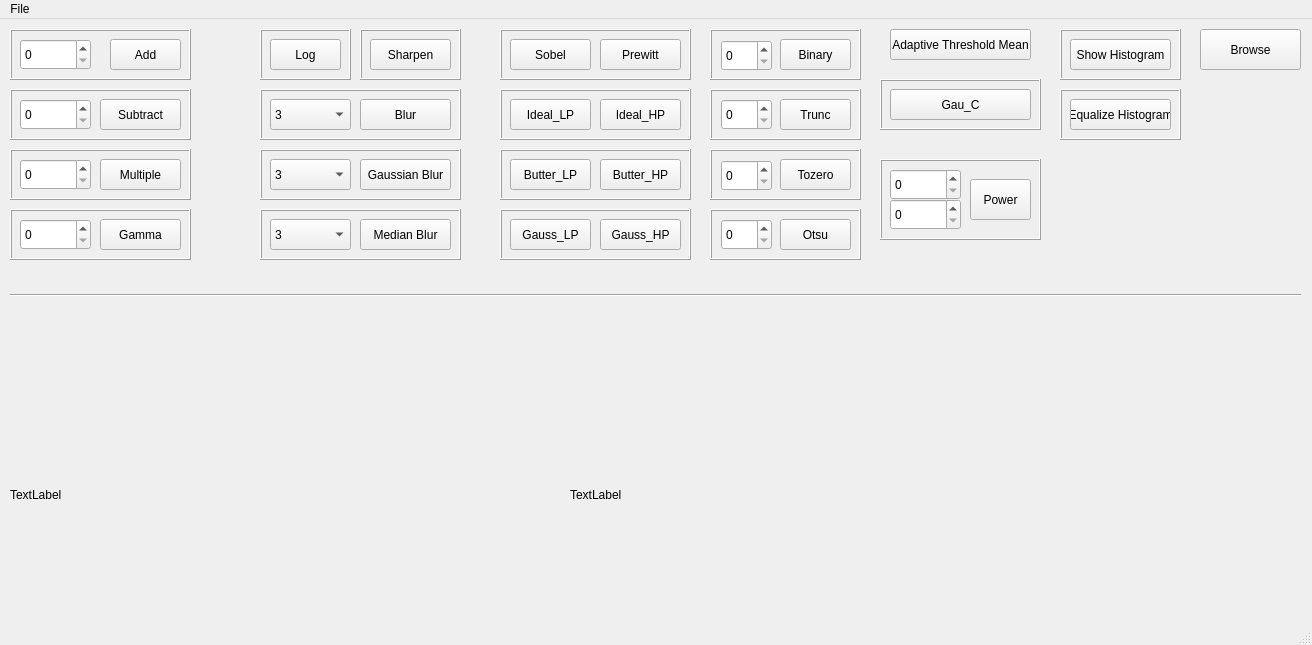
Above: Exercise/XLA/mid.ui from LHKode/Image-Processing before the change. Below: the same form after it.
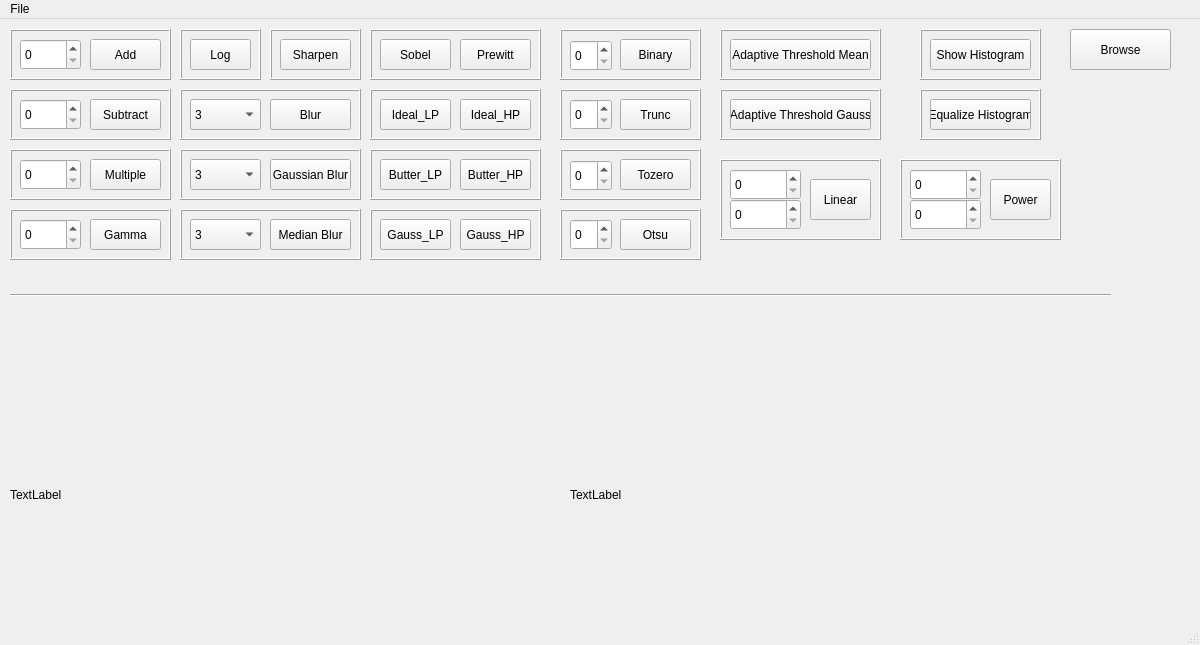
That is the form after the change.

Commit message: Add linear function

```diff
--- a/Exercise/XLA/mid.ui
+++ b/Exercise/XLA/mid.ui
@@ -6,7 +6,7 @@
    <rect>
     <x>0</x>
     <y>0</y>
-    <width>1312</width>
+    <width>1200</width>
     <height>645</height>
    </rect>
   </property>
@@ -23,7 +23,7 @@
    <widget class="QPushButton" name="browseBtn">
     <property name="geometry">
      <rect>
-      <x>1200</x>
+      <x>1070</x>
       <y>10</y>
       <width>101</width>
       <height>41</height>
@@ -82,7 +82,7 @@
      <rect>
       <x>10</x>
       <y>266</y>
-      <width>1291</width>
+      <width>1101</width>
       <height>20</height>
      </rect>
     </property>
@@ -95,7 +95,7 @@
      <rect>
       <x>10</x>
       <y>10</y>
-      <width>181</width>
+      <width>161</width>
       <height>51</height>
      </rect>
     </property>
@@ -119,7 +119,7 @@
      <rect>
       <x>20</x>
       <y>20</y>
-      <width>71</width>
+      <width>61</width>
       <height>31</height>
      </rect>
     </property>
@@ -130,7 +130,7 @@
    <widget class="QPushButton" name="addBtn">
     <property name="geometry">
      <rect>
-      <x>110</x>
+      <x>90</x>
       <y>20</y>
       <width>71</width>
       <height>31</height>
@@ -143,7 +143,7 @@
    <widget class="QLabel" name="label_7">
     <property name="geometry">
      <rect>
-      <x>1060</x>
+      <x>920</x>
       <y>10</y>
       <width>121</width>
       <height>51</height>
@@ -167,7 +167,7 @@
    <widget class="QPushButton" name="plotHistBtn">
     <property name="geometry">
      <rect>
-      <x>1070</x>
+      <x>930</x>
       <y>20</y>
       <width>101</width>
       <height>31</height>
@@ -180,9 +180,9 @@
    <widget class="QLabel" name="label_8">
     <property name="geometry">
      <rect>
-      <x>260</x>
+      <x>180</x>
       <y>130</y>
-      <width>201</width>
+      <width>181</width>
       <height>51</height>
      </rect>
     </property>
@@ -204,9 +204,9 @@
    <widget class="QLabel" name="label_9">
     <property name="geometry">
      <rect>
-      <x>260</x>
+      <x>180</x>
       <y>70</y>
-      <width>201</width>
+      <width>181</width>
       <height>51</height>
      </rect>
     </property>
@@ -228,7 +228,7 @@
    <widget class="QLabel" name="label_10">
     <property name="geometry">
      <rect>
-      <x>1060</x>
+      <x>920</x>
       <y>70</y>
       <width>121</width>
       <height>51</height>
@@ -252,7 +252,7 @@
    <widget class="QPushButton" name="equalHistBtn">
     <property name="geometry">
      <rect>
-      <x>1070</x>
+      <x>930</x>
       <y>80</y>
       <width>101</width>
       <height>31</height>
@@ -267,7 +267,7 @@
      <rect>
       <x>10</x>
       <y>70</y>
-      <width>181</width>
+      <width>161</width>
       <height>51</height>
      </rect>
     </property>
@@ -291,7 +291,7 @@
      <rect>
       <x>20</x>
       <y>80</y>
-      <width>71</width>
+      <width>61</width>
       <height>31</height>
      </rect>
     </property>
@@ -302,9 +302,9 @@
    <widget class="QPushButton" name="subBtn">
     <property name="geometry">
      <rect>
-      <x>100</x>
+      <x>90</x>
       <y>80</y>
-      <width>81</width>
+      <width>71</width>
       <height>31</height>
      </rect>
     </property>
@@ -317,7 +317,7 @@
      <rect>
       <x>10</x>
       <y>130</y>
-      <width>181</width>
+      <width>161</width>
       <height>51</height>
      </rect>
     </property>
@@ -341,7 +341,7 @@
      <rect>
       <x>20</x>
       <y>140</y>
-      <width>71</width>
+      <width>61</width>
       <height>31</height>
      </rect>
     </property>
@@ -352,9 +352,9 @@
    <widget class="QPushButton" name="mulBtn">
     <property name="geometry">
      <rect>
-      <x>100</x>
+      <x>90</x>
       <y>140</y>
-      <width>81</width>
+      <width>71</width>
       <height>31</height>
      </rect>
     </property>
@@ -367,7 +367,7 @@
      <rect>
       <x>10</x>
       <y>190</y>
-      <width>181</width>
+      <width>161</width>
       <height>51</height>
      </rect>
     </property>
@@ -389,9 +389,9 @@
    <widget class="QLabel" name="label_11">
     <property name="geometry">
      <rect>
-      <x>260</x>
+      <x>180</x>
       <y>190</y>
-      <width>201</width>
+      <width>181</width>
       <height>51</height>
      </rect>
     </property>
@@ -413,9 +413,9 @@
    <widget class="QPushButton" name="blurBtn">
     <property name="geometry">
      <rect>
-      <x>360</x>
+      <x>270</x>
       <y>80</y>
-      <width>91</width>
+      <width>81</width>
       <height>31</height>
      </rect>
     </property>
@@ -426,9 +426,9 @@
    <widget class="QPushButton" name="gaussBlurBtn">
     <property name="geometry">
      <rect>
-      <x>360</x>
+      <x>270</x>
       <y>140</y>
-      <width>91</width>
+      <width>81</width>
       <height>31</height>
      </rect>
     </property>
@@ -439,9 +439,9 @@
    <widget class="QPushButton" name="medianBtn">
     <property name="geometry">
      <rect>
-      <x>360</x>
+      <x>270</x>
       <y>200</y>
-      <width>91</width>
+      <width>81</width>
       <height>31</height>
      </rect>
     </property>
@@ -452,9 +452,9 @@
    <widget class="QComboBox" name="valueBlur">
     <property name="geometry">
      <rect>
-      <x>270</x>
+      <x>190</x>
       <y>80</y>
-      <width>81</width>
+      <width>71</width>
       <height>31</height>
      </rect>
     </property>
@@ -477,9 +477,9 @@
    <widget class="QComboBox" name="gBlurValue">
     <property name="geometry">
      <rect>
-      <x>270</x>
+      <x>190</x>
       <y>140</y>
-      <width>81</width>
+      <width>71</width>
       <height>31</height>
      </rect>
     </property>
@@ -502,9 +502,9 @@
    <widget class="QComboBox" name="mBlurValue">
     <property name="geometry">
      <rect>
-      <x>270</x>
+      <x>190</x>
       <y>200</y>
-      <width>81</width>
+      <width>71</width>
       <height>31</height>
      </rect>
     </property>
@@ -527,9 +527,9 @@
    <widget class="QLabel" name="label_12">
     <property name="geometry">
      <rect>
-      <x>360</x>
+      <x>270</x>
       <y>10</y>
-      <width>101</width>
+      <width>91</width>
       <height>51</height>
      </rect>
     </property>
@@ -551,9 +551,9 @@
    <widget class="QPushButton" name="sharpBtn">
     <property name="geometry">
      <rect>
-      <x>370</x>
+      <x>280</x>
       <y>20</y>
-      <width>81</width>
+      <width>71</width>
       <height>31</height>
      </rect>
     </property>
@@ -564,9 +564,9 @@
    <widget class="QLabel" name="label_13">
     <property name="geometry">
      <rect>
-      <x>500</x>
+      <x>370</x>
       <y>70</y>
-      <width>191</width>
+      <width>171</width>
       <height>51</height>
      </rect>
     </property>
@@ -588,9 +588,9 @@
    <widget class="QLabel" name="label_14">
     <property name="geometry">
      <rect>
-      <x>500</x>
+      <x>370</x>
       <y>190</y>
-      <width>191</width>
+      <width>171</width>
       <height>51</height>
      </rect>
     </property>
@@ -612,9 +612,9 @@
    <widget class="QLabel" name="label_15">
     <property name="geometry">
      <rect>
-      <x>500</x>
+      <x>370</x>
       <y>10</y>
-      <width>191</width>
+      <width>171</width>
       <height>51</height>
      </rect>
     </property>
@@ -636,9 +636,9 @@
    <widget class="QLabel" name="label_16">
     <property name="geometry">
      <rect>
-      <x>500</x>
+      <x>370</x>
       <y>130</y>
-      <width>191</width>
+      <width>171</width>
       <height>51</height>
      </rect>
     </property>
@@ -660,9 +660,9 @@
    <widget class="QPushButton" name="iLowBtn">
     <property name="geometry">
      <rect>
-      <x>510</x>
+      <x>380</x>
       <y>80</y>
-      <width>81</width>
+      <width>71</width>
       <height>31</height>
      </rect>
     </property>
@@ -676,9 +676,9 @@
    <widget class="QPushButton" name="buttLowBtn">
     <property name="geometry">
      <rect>
-      <x>510</x>
+      <x>380</x>
       <y>140</y>
-      <width>81</width>
+      <width>71</width>
       <height>31</height>
      </rect>
     </property>
@@ -689,9 +689,9 @@
    <widget class="QPushButton" name="gLowBtn">
     <property name="geometry">
      <rect>
-      <x>510</x>
+      <x>380</x>
       <y>200</y>
-      <width>81</width>
+      <width>71</width>
       <height>31</height>
      </rect>
     </property>
@@ -702,9 +702,9 @@
    <widget class="QPushButton" name="iHighBtn">
     <property name="geometry">
      <rect>
-      <x>600</x>
+      <x>460</x>
       <y>80</y>
-      <width>81</width>
+      <width>71</width>
       <height>31</height>
      </rect>
     </property>
@@ -715,9 +715,9 @@
    <widget class="QPushButton" name="buttHighBtn">
     <property name="geometry">
      <rect>
-      <x>600</x>
+      <x>460</x>
       <y>140</y>
-      <width>81</width>
+      <width>71</width>
       <height>31</height>
      </rect>
     </property>
@@ -728,9 +728,9 @@
    <widget class="QPushButton" name="gHighBtn">
     <property name="geometry">
      <rect>
-      <x>600</x>
+      <x>460</x>
       <y>200</y>
-      <width>81</width>
+      <width>71</width>
       <height>31</height>
      </rect>
     </property>
@@ -741,9 +741,9 @@
    <widget class="QLabel" name="label_17">
     <property name="geometry">
      <rect>
-      <x>710</x>
+      <x>560</x>
       <y>10</y>
-      <width>151</width>
+      <width>141</width>
       <height>51</height>
      </rect>
     </property>
@@ -765,7 +765,7 @@
    <widget class="QPushButton" name="binaryBtn">
     <property name="geometry">
      <rect>
-      <x>780</x>
+      <x>620</x>
       <y>20</y>
       <width>71</width>
       <height>31</height>
@@ -778,9 +778,9 @@
    <widget class="QLabel" name="label_18">
     <property name="geometry">
      <rect>
-      <x>710</x>
+      <x>560</x>
       <y>70</y>
-      <width>151</width>
+      <width>141</width>
       <height>51</height>
      </rect>
     </property>
@@ -802,9 +802,9 @@
    <widget class="QLabel" name="label_19">
     <property name="geometry">
      <rect>
-      <x>710</x>
+      <x>560</x>
       <y>130</y>
-      <width>151</width>
+      <width>141</width>
       <height>51</height>
      </rect>
     </property>
@@ -826,9 +826,9 @@
    <widget class="QLabel" name="label_20">
     <property name="geometry">
      <rect>
-      <x>710</x>
+      <x>560</x>
       <y>190</y>
-      <width>151</width>
+      <width>141</width>
       <height>51</height>
      </rect>
     </property>
@@ -850,7 +850,7 @@
    <widget class="QPushButton" name="truncBtn">
     <property name="geometry">
      <rect>
-      <x>780</x>
+      <x>620</x>
       <y>80</y>
       <width>71</width>
       <height>31</height>
@@ -863,7 +863,7 @@
    <widget class="QPushButton" name="tozeroBtn">
     <property name="geometry">
      <rect>
-      <x>780</x>
+      <x>620</x>
       <y>140</y>
       <width>71</width>
       <height>31</height>
@@ -876,7 +876,7 @@
    <widget class="QPushButton" name="otsuBtn">
     <property name="geometry">
      <rect>
-      <x>780</x>
+      <x>620</x>
       <y>200</y>
       <width>71</width>
       <height>31</height>
@@ -889,7 +889,7 @@
    <widget class="QLabel" name="label_6">
     <property name="geometry">
      <rect>
-      <x>880</x>
+      <x>900</x>
       <y>140</y>
       <width>161</width>
       <height>81</height>
@@ -913,7 +913,7 @@
    <widget class="QSpinBox" name="cValueP">
     <property name="geometry">
      <rect>
-      <x>890</x>
+      <x>910</x>
       <y>180</y>
       <width>71</width>
       <height>31</height>
@@ -926,7 +926,7 @@
    <widget class="QSpinBox" name="gammaValueP">
     <property name="geometry">
      <rect>
-      <x>890</x>
+      <x>910</x>
       <y>150</y>
       <width>71</width>
       <height>31</height>
@@ -942,9 +942,9 @@
    <widget class="QLabel" name="label_23">
     <property name="geometry">
      <rect>
-      <x>260</x>
+      <x>180</x>
       <y>10</y>
-      <width>91</width>
+      <width>81</width>
       <height>51</height>
      </rect>
     </property>
@@ -963,25 +963,12 @@
      <string/>
     </property>
    </widget>
-   <widget class="QPushButton" name="adapMean">
-    <property name="geometry">
-     <rect>
-      <x>890</x>
-      <y>10</y>
-      <width>141</width>
-      <height>31</height>
-     </rect>
-    </property>
-    <property name="text">
-     <string>Adaptive Threshold Mean</string>
-    </property>
-   </widget>
    <widget class="QPushButton" name="sobelBtn">
     <property name="geometry">
      <rect>
-      <x>510</x>
+      <x>380</x>
       <y>20</y>
-      <width>81</width>
+      <width>71</width>
       <height>31</height>
      </rect>
     </property>
@@ -992,9 +979,9 @@
    <widget class="QPushButton" name="prewittBtn">
     <property name="geometry">
      <rect>
-      <x>600</x>
+      <x>460</x>
       <y>20</y>
-      <width>81</width>
+      <width>71</width>
       <height>31</height>
      </rect>
     </property>
@@ -1005,8 +992,8 @@
    <widget class="QLabel" name="label_22">
     <property name="geometry">
      <rect>
-      <x>880</x>
-      <y>60</y>
+      <x>720</x>
+      <y>10</y>
       <width>161</width>
       <height>51</height>
      </rect>
@@ -1029,9 +1016,9 @@
    <widget class="QSpinBox" name="binValue">
     <property name="geometry">
      <rect>
-      <x>721</x>
+      <x>570</x>
       <y>21</y>
-      <width>51</width>
+      <width>42</width>
       <height>31</height>
      </rect>
     </property>
@@ -1042,9 +1029,9 @@
    <widget class="QSpinBox" name="truncValue">
     <property name="geometry">
      <rect>
-      <x>721</x>
+      <x>570</x>
       <y>80</y>
-      <width>51</width>
+      <width>42</width>
       <height>31</height>
      </rect>
     </property>
@@ -1055,9 +1042,9 @@
    <widget class="QSpinBox" name="tozeroValue">
     <property name="geometry">
      <rect>
-      <x>721</x>
+      <x>570</x>
       <y>141</y>
-      <width>51</width>
+      <width>42</width>
       <height>31</height>
      </rect>
     </property>
@@ -1068,9 +1055,9 @@
    <widget class="QSpinBox" name="otsuValue">
     <property name="geometry">
      <rect>
-      <x>721</x>
+      <x>570</x>
       <y>200</y>
-      <width>51</width>
+      <width>42</width>
       <height>31</height>
      </rect>
     </property>
@@ -1081,22 +1068,22 @@
    <widget class="QPushButton" name="adapGauss">
     <property name="geometry">
      <rect>
-      <x>890</x>
-      <y>70</y>
-      <width>141</width>
+      <x>190</x>
+      <y>20</y>
+      <width>61</width>
       <height>31</height>
      </rect>
     </property>
     <property name="text">
-     <string>Gau_C</string>
+     <string>Log</string>
     </property>
    </widget>
    <widget class="QPushButton" name="gammaBtn">
     <property name="geometry">
      <rect>
-      <x>100</x>
+      <x>90</x>
       <y>200</y>
-      <width>81</width>
+      <width>71</width>
       <height>31</height>
      </rect>
     </property>
@@ -1109,7 +1096,7 @@
      <rect>
       <x>20</x>
       <y>200</y>
-      <width>71</width>
+      <width>61</width>
       <height>31</height>
      </rect>
     </property>
@@ -1120,20 +1107,57 @@
    <widget class="QPushButton" name="logBtn">
     <property name="geometry">
      <rect>
-      <x>270</x>
+      <x>730</x>
       <y>20</y>
-      <width>71</width>
+      <width>141</width>
       <height>31</height>
      </rect>
     </property>
     <property name="text">
-     <string>Log</string>
+     <string>Adaptive Threshold Mean</string>
+    </property>
+   </widget>
+   <widget class="QLabel" name="label_24">
+    <property name="geometry">
+     <rect>
+      <x>720</x>
+      <y>70</y>
+      <width>161</width>
+      <height>51</height>
+     </rect>
+    </property>
+    <property name="font">
+     <font>
+      <underline>false</underline>
+     </font>
+    </property>
+    <property name="frameShape">
+     <enum>QFrame::Box</enum>
+    </property>
+    <property name="frameShadow">
+     <enum>QFrame::Raised</enum>
+    </property>
+    <property name="text">
+     <string/>
+    </property>
+   </widget>
+   <widget class="QPushButton" name="adapGauss">
+    <property name="geometry">
+     <rect>
+      <x>730</x>
+      <y>80</y>
+      <width>141</width>
+      <height>31</height>
+     </rect>
+    </property>
+    <property name="text">
+     <string>Adaptive Threshold Gauss</string>
     </property>
    </widget>
    <widget class="QPushButton" name="powerBtn">
     <property name="geometry">
      <rect>
-      <x>970</x>
+      <x>990</x>
       <y>160</y>
       <width>61</width>
       <height>41</height>
@@ -1143,6 +1167,72 @@
      <string>Power</string>
     </property>
    </widget>
+   <widget class="QLabel" name="label_21">
+    <property name="geometry">
+     <rect>
+      <x>720</x>
+      <y>140</y>
+      <width>161</width>
+      <height>81</height>
+     </rect>
+    </property>
+    <property name="font">
+     <font>
+      <underline>false</underline>
+     </font>
+    </property>
+    <property name="frameShape">
+     <enum>QFrame::Box</enum>
+    </property>
+    <property name="frameShadow">
+     <enum>QFrame::Raised</enum>
+    </property>
+    <property name="text">
+     <string/>
+    </property>
+   </widget>
+   <widget class="QPushButton" name="linearBtn">
+    <property name="geometry">
+     <rect>
+      <x>810</x>
+      <y>160</y>
+      <width>61</width>
+      <height>41</height>
+     </rect>
+    </property>
+    <property name="text">
+     <string>Linear</string>
+    </property>
+   </widget>
+   <widget class="QSpinBox" name="meanValue">
+    <property name="geometry">
+     <rect>
+      <x>730</x>
+      <y>150</y>
+      <width>71</width>
+      <height>31</height>
+     </rect>
+    </property>
+    <property name="mouseTracking">
+     <bool>false</bool>
+    </property>
+    <property name="maximum">
+     <number>100</number>
+    </property>
+   </widget>
+   <widget class="QSpinBox" name="stdValue">
+    <property name="geometry">
+     <rect>
+      <x>730</x>
+      <y>180</y>
+      <width>71</width>
+      <height>31</height>
+     </rect>
+    </property>
+    <property name="maximum">
+     <number>20</number>
+    </property>
+   </widget>
   </widget>
   <widget class="QStatusBar" name="statusbar"/>
   <widget class="QMenuBar" name="menubar">
@@ -1150,8 +1240,8 @@
     <rect>
      <x>0</x>
      <y>0</y>
-     <width>1312</width>
-     <height>18</height>
+     <width>1200</width>
+     <height>21</height>
     </rect>
    </property>
    <widget class="QMenu" name="menuFile">
```
Left out of the diff: 4 changed lines with no effect on the pictures. The commit also changes 1 other file.
